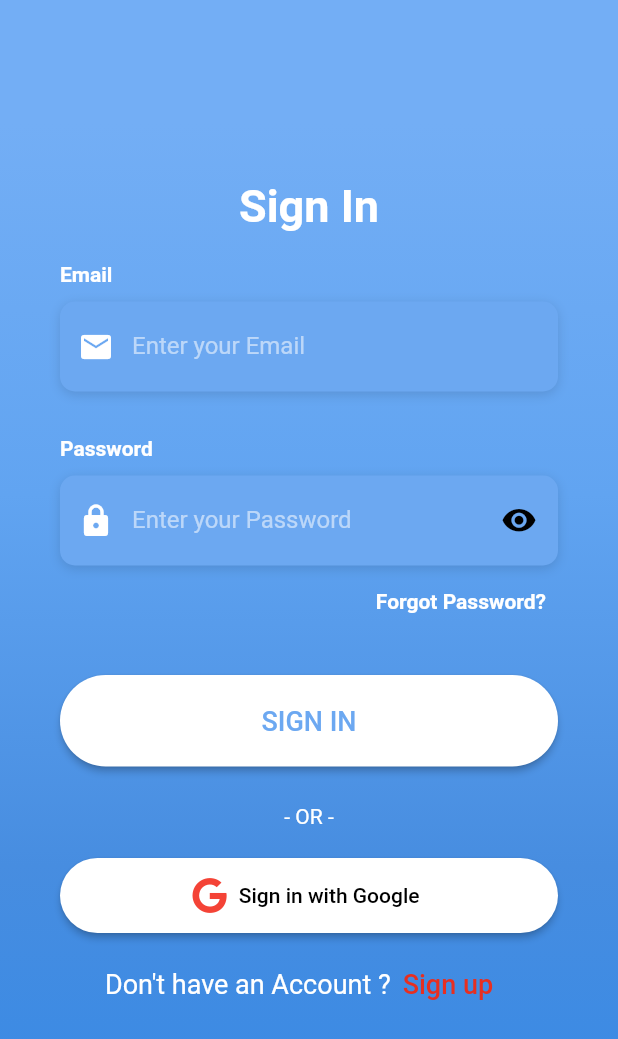
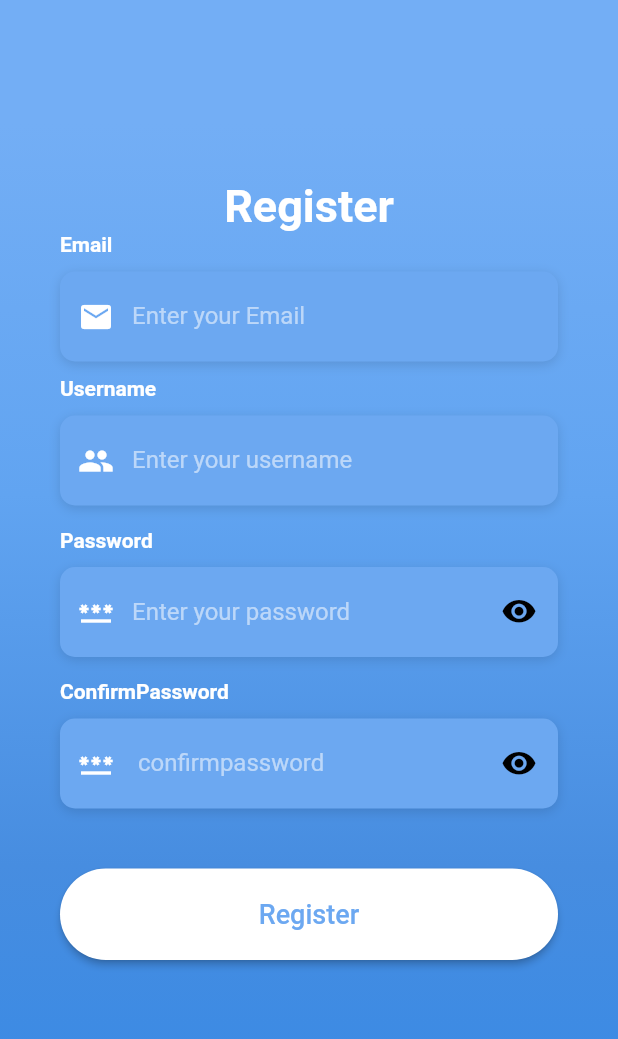
Before and after one commit to VietTinh1/do_an_di_dong, a Flutter app: the screen it shows after launch, after a tap on "Sign up", on a phone screen of 412 x 824 dp. Shown: the top 1039 px of the screen. Run offline on Flutter 3.47's test engine with Material 2 defaults, Android fonts, the phone set to English and light mode, and no system bars; our stand-ins replace cloud_firestore, firebase_auth, firebase_core, font_awesome_flutter, google_sign_in; missing offline and left inert: email_auth; accounts and stored records are empty; Roboto replaces fonts that are missing (OpenSans).

Commit message:
Dangki+Otp

```diff
--- a/do_an/lib/screens/login_page.dart
+++ b/do_an/lib/screens/login_page.dart
@@ -1,4 +1,5 @@
 import 'package:do_an/screens/forgot_password_page.dart';
+import 'package:do_an/screens/register.dart';
 import 'package:firebase_auth/firebase_auth.dart';
 import 'package:flutter/material.dart';
 import 'package:flutter/services.dart';
@@ -209,10 +210,10 @@ class _LoginPageState extends State<LoginPage> {
           Container(
             child: TextButton(
               onPressed: () {
-                // Navigator.push(
-                //   context,
-                //   MaterialPageRoute(builder: (context) => const SignupPage()),
-                // );
+                Navigator.push(
+                  context,
+                  MaterialPageRoute(builder: (context) => Register()),
+                );
               },
               child: Text(
                 'Sign up',
--- /dev/null
+++ b/do_an/lib/screens/register.dart
@@ -0,0 +1,423 @@
+// import 'dart:math';
+import 'package:do_an/screens/login_page.dart';
+import 'package:firebase_auth/firebase_auth.dart';
+import 'package:flutter/material.dart';
+import 'package:flutter/services.dart';
+import 'package:font_awesome_flutter/font_awesome_flutter.dart';
+import 'package:do_an/main.dart';
+import 'package:do_an/screens/google_sig_in.dart';
+import 'package:do_an/utilities/constants.dart';
+import 'package:provider/provider.dart';
+import 'package:cloud_firestore/cloud_firestore.dart';
+import 'package:email_auth/email_auth.dart';
+import 'package:do_an/screens/otp_page.dart';
+
+class Register extends StatefulWidget {
+  const Register({super.key});
+
+  @override
+  State<Register> createState() => _RegisterState();
+}
+
+class _RegisterState extends State<Register> {
+  final TextEditingController emailController = TextEditingController();
+  final TextEditingController nameController = TextEditingController();
+  final _passController = TextEditingController();
+  var result;
+  static bool error = false;
+  final _confirmpasscontroller = TextEditingController();
+  final textFieldFocusNode = FocusNode();
+  bool _obscured = true;
+  @override
+  void dispose() {
+    emailController.dispose();
+    nameController.dispose();
+    _passController.dispose();
+    _confirmpasscontroller.dispose();
+    super.dispose();
+  }
+
+  ///hide/show password
+  @override
+  void _toggleObscured() {
+    setState(() {
+      _obscured = !_obscured;
+      if (textFieldFocusNode.hasPrimaryFocus) return;
+      textFieldFocusNode.canRequestFocus = false;
+    });
+  }
+
+  @override
+  void SendOTP() async {
+    EmailAuth.sessionName = "Verification";
+    var res = await EmailAuth.sendOtp(receiverMail: emailController.value.text);
+    if (res) {
+      showDialog(
+          context: context,
+          builder: (_) => AlertDialog(
+                content:
+                    Text('We has send OTP in email! Please check your email'),
+                actions: [
+                  TextButton(
+                      onPressed: () {
+                        Navigator.push(
+                          context,
+                          MaterialPageRoute(
+                              builder: (context) => OTPpage(
+                                    email: emailController.text,
+                                    name:nameController.text,pass:_passController.text
+                                  )),
+                        );
+                      },
+                      child: Text('OK'))
+                ],
+              ));
+    } else
+      //alter
+      print("Khong gui dc OTP");
+  }
+
+
+// Kiểm tra email có đăng kí chưa
+  Future checkIfEmailInUse(String emailAddress) async {
+    result =
+        await FirebaseAuth.instance.fetchSignInMethodsForEmail(emailAddress);
+    print(result.toString());
+    if (result.toString() != '[password]') {
+      SendOTP();
+    } else
+       showSnackBar('Email already exists! Please choose another email');
+  }
+  void showSnackBar(String x) {
+    final snackBar = SnackBar(content: Text(x));
+    ScaffoldMessenger.of(context).showSnackBar(snackBar);
+  }
+  bool IsSamePassword() {
+    if (_passController.text == _confirmpasscontroller.text)
+      return true;
+    else {
+      showSnackBar('Pass word and confimpass not same');
+      return false;
+    }
+  }
+
+  Widget _buildRegisterBtn() {
+    return Container(
+      padding: EdgeInsets.symmetric(vertical: 25.0),
+      width: double.infinity,
+      child: ElevatedButton(
+        onPressed: () {
+          if (IsSamePassword() == true) {
+            checkIfEmailInUse(emailController.text);
+          }
+        },
+        style: ElevatedButton.styleFrom(
+          padding: EdgeInsets.symmetric(horizontal: 40.0, vertical: 20.0),
+          primary: Colors.white,
+          shape: StadiumBorder(),
+        ),
+        child: Text(
+          "Register",
+          style: TextStyle(color: Color(0xFF6CA8F1), fontSize: 18),
+        ),
+      ),
+    );
+  }
+
+  @override
+  Widget build(BuildContext context) {
+    return Scaffold(
+      body: AnnotatedRegion<SystemUiOverlayStyle>(
+        value: SystemUiOverlayStyle.light,
+        child: GestureDetector(
+          onTap: () => FocusScope.of(context).unfocus(),
+          child: Stack(
+            children: <Widget>[
+              Container(
+                height: double.infinity,
+                width: double.infinity,
+                decoration: BoxDecoration(
+                  gradient: LinearGradient(
+                    begin: Alignment.topCenter,
+                    end: Alignment.bottomCenter,
+                    colors: [
+                      Color(0xFF73AEF5),
+                      Color(0xFF61A4F1),
+                      Color(0xFF478DE0),
+                      Color(0xFF398AE5),
+                    ],
+                    stops: [0.1, 0.4, 0.7, 0.9],
+                  ),
+                ),
+              ),
+              Container(
+                height: double.infinity,
+                child: SingleChildScrollView(
+                  physics: AlwaysScrollableScrollPhysics(),
+                  padding: EdgeInsets.symmetric(
+                    horizontal: 40.0,
+                    vertical: 120.0,
+                  ),
+                  child: Column(
+                    mainAxisAlignment: MainAxisAlignment.center,
+                    children: <Widget>[
+                      Text(
+                        'Register',
+                        style: TextStyle(
+                          color: Colors.white,
+                          fontSize: 30.0,
+                          fontWeight: FontWeight.bold,
+                        ),
+                      ),
+                      Column(
+                        crossAxisAlignment: CrossAxisAlignment.start,
+                        children: <Widget>[
+                          Text(
+                            'Email',
+                            style: TextStyle(
+                              color: Colors.white,
+                              fontWeight: FontWeight.bold,
+                              fontFamily: 'OpenSans',
+                            ),
+                          ),
+                          SizedBox(height: 10.0),
+                          Container(
+                            alignment: Alignment.centerLeft,
+                            decoration: BoxDecoration(
+                              color: Color(0xFF6CA8F1),
+                              borderRadius: BorderRadius.circular(10.0),
+                              boxShadow: [
+                                BoxShadow(
+                                  color: Colors.black12,
+                                  blurRadius: 6.0,
+                                  offset: Offset(0, 2),
+                                ),
+                              ],
+                            ),
+                            height: 60.0,
+                            child: TextField(
+                              controller: emailController,
+                              keyboardType: TextInputType.emailAddress,
+                              style: TextStyle(
+                                color: Colors.white,
+                              ),
+                              decoration: InputDecoration(
+                                  border: InputBorder.none,
+                                  contentPadding: EdgeInsets.only(top: 14.0),
+                                  prefixIcon: Icon(
+                                    Icons.email,
+                                    color: Colors.white,
+                                  ),
+                                  hintText: 'Enter your Email',
+                                  hintStyle: TextStyle(
+                                    color: Colors.white54,
+                                    fontFamily: 'OpenSans',
+                                  )),
+                            ),
+                          ),
+                        ],
+                      ),
+                      Column(
+                        crossAxisAlignment: CrossAxisAlignment.start,
+                        children: <Widget>[
+                          SizedBox(height: 10.0),
+                        ],
+                      ),
+                      Column(
+                        crossAxisAlignment: CrossAxisAlignment.start,
+                        children: <Widget>[
+                          Text(
+                            'Username',
+                            style: TextStyle(
+                              color: Colors.white,
+                              fontWeight: FontWeight.bold,
+                              fontFamily: 'OpenSans',
+                            ),
+                          ),
+                          SizedBox(height: 10.0),
+                          Container(
+                            alignment: Alignment.centerLeft,
+                            decoration: BoxDecoration(
+                              color: Color(0xFF6CA8F1),
+                              borderRadius: BorderRadius.circular(10.0),
+                              boxShadow: [
+                                BoxShadow(
+                                  color: Colors.black12,
+                                  blurRadius: 6.0,
+                                  offset: Offset(0, 2),
+                                ),
+                              ],
+                            ),
+                            height: 60.0,
+                            child: TextField(
+                              controller: nameController,
+                              style: TextStyle(
+                                color: Colors.white,
+                              ),
+                              decoration: InputDecoration(
+                                  border: InputBorder.none,
+                                  contentPadding: EdgeInsets.only(top: 14.0),
+                                  prefixIcon: Icon(
+                                    Icons.people,
+                                    color: Colors.white,
+                                  ),
+                                  hintText: 'Enter your username',
+                                  hintStyle: TextStyle(
+                                    color: Colors.white54,
+                                    fontFamily: 'OpenSans',
+                                  )),
+                            ),
+                          ),
+                        ],
+                      ),
+                      SizedBox(
+                        height: 15.0,
+                      ),
+                      Column(
+                        crossAxisAlignment: CrossAxisAlignment.start,
+                        children: <Widget>[
+                          Text(
+                            'Password',
+                            style: TextStyle(
+                              color: Colors.white,
+                              fontWeight: FontWeight.bold,
+                              fontFamily: 'OpenSans',
+                            ),
+                          ),
+                          SizedBox(height: 10.0),
+                          Container(
+                            alignment: Alignment.centerLeft,
+                            decoration: BoxDecoration(
+                              color: Color(0xFF6CA8F1),
+                              borderRadius: BorderRadius.circular(10.0),
+                              boxShadow: [
+                                BoxShadow(
+                                  color: Colors.black12,
+                                  blurRadius: 6.0,
+                                  offset: Offset(0, 2),
+                                ),
+                              ],
+                            ),
+                            height: 60.0,
+                            child: TextField(
+                              controller: _passController,
+                              keyboardType: TextInputType.visiblePassword,
+                              obscureText: _obscured,
+                              style: TextStyle(
+                                color: Colors.white,
+                              ),
+                              decoration: InputDecoration(
+                                  border: InputBorder.none,
+                                  contentPadding: EdgeInsets.only(top: 14.0),
+                                  prefixIcon: Icon(
+                                    Icons.password,
+                                    color: Colors.white,
+                                  ),
+                                  suffixIcon: Padding(
+                                    padding:
+                                        const EdgeInsets.fromLTRB(0, 0, 4, 0),
+                                    child: GestureDetector(
+                                      onTap: _toggleObscured,
+                                      child: Icon(
+                                        _obscured
+                                            ? Icons.visibility_rounded
+                                            : Icons.visibility_off_rounded,
+                                        size: 24,
+                                        color: _obscured
+                                            ? Colors.black
+                                            : Colors.white,
+                                      ),
+                                    ),
+                                  ),
+                                  hintText: 'Enter your password',
+                                  hintStyle: TextStyle(
+                                    color: Colors.white54,
+                                    fontFamily: 'OpenSans',
+                                  )),
+                            ),
+                          ),
+                        ],
+                      ),
+                      SizedBox(
+                        height: 15.0,
+                      ),
+                      Column(
+                        crossAxisAlignment: CrossAxisAlignment.start,
+                        children: <Widget>[
+                          Text(
+                            'ConfirmPassword',
+                            style: TextStyle(
+                              color: Colors.white,
+                              fontWeight: FontWeight.bold,
+                              fontFamily: 'OpenSans',
+                            ),
+                          ),
+                          SizedBox(height: 10.0),
+                          Container(
+                            alignment: Alignment.centerLeft,
+                            decoration: BoxDecoration(
+                              color: Color(0xFF6CA8F1),
+                              borderRadius: BorderRadius.circular(10.0),
+                              boxShadow: [
+                                BoxShadow(
+                                  color: Colors.black12,
+                                  blurRadius: 6.0,
+                                  offset: Offset(0, 2),
+                                ),
+                              ],
+                            ),
+                            height: 60.0,
+                            child: TextField(
+                              controller: _confirmpasscontroller,
+                              keyboardType: TextInputType.visiblePassword,
+                              obscureText: _obscured,
+                              style: TextStyle(
+                                color: Colors.white,
+                              ),
+                              decoration: InputDecoration(
+                                  border: InputBorder.none,
+                                  contentPadding: EdgeInsets.only(top: 14.0),
+                                  prefixIcon: Icon(
+                                    Icons.password,
+                                    color: Colors.white,
+                                  ),
+                                  suffixIcon: Padding(
+                                    padding:
+                                        const EdgeInsets.fromLTRB(0, 0, 4, 0),
+                                    child: GestureDetector(
+                                      onTap: _toggleObscured,
+                                      child: Icon(
+                                        _obscured
+                                            ? Icons.visibility_rounded
+                                            : Icons.visibility_off_rounded,
+                                        size: 24,
+                                        color: _obscured
+                                            ? Colors.black
+                                            : Colors.white,
+                                      ),
+                                    ),
+                                  ),
+                                  hintText: ' confirmpassword',
+                                  hintStyle: TextStyle(
+                                    color: Colors.white54,
+                                    fontFamily: 'OpenSans',
+                                  )),
+                            ),
+                          ),
+                        ],
+                      ),
+                      SizedBox(
+                        height: 15.0,
+                      ),
+                      _buildRegisterBtn(),
+                    ],
+                  ),
+                ),
+              )
+            ],
+          ),
+        ),
+      ),
+    );
+  }
+}
--- a/do_an/pubspec.yaml
+++ b/do_an/pubspec.yaml
@@ -15,7 +15,8 @@ dependencies:
   flutter:
     sdk: flutter
 
-
+  email_validator: ^2.1.17
+  email_auth: ^0.0.1
 
   cupertino_icons: ^1.0.3
 
```
Also changed, not shown: do_an/lib/screens/otp_page.dart (added, +274 -0 lines).
